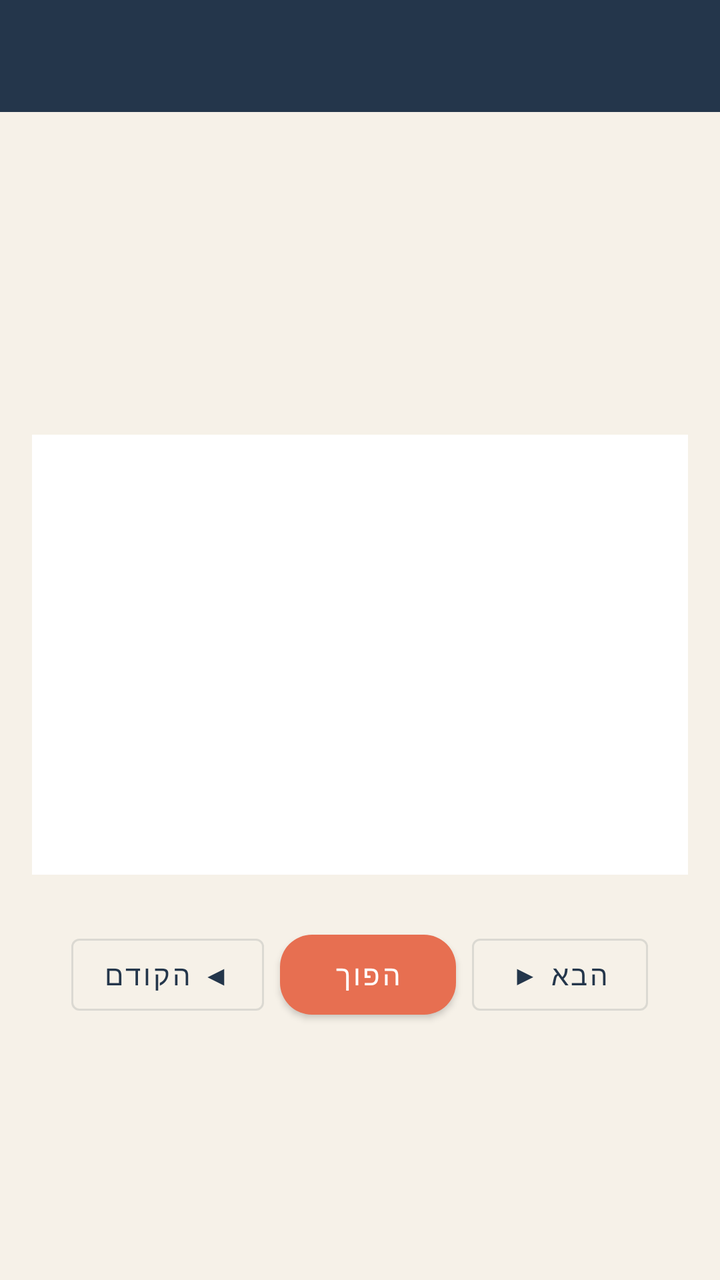
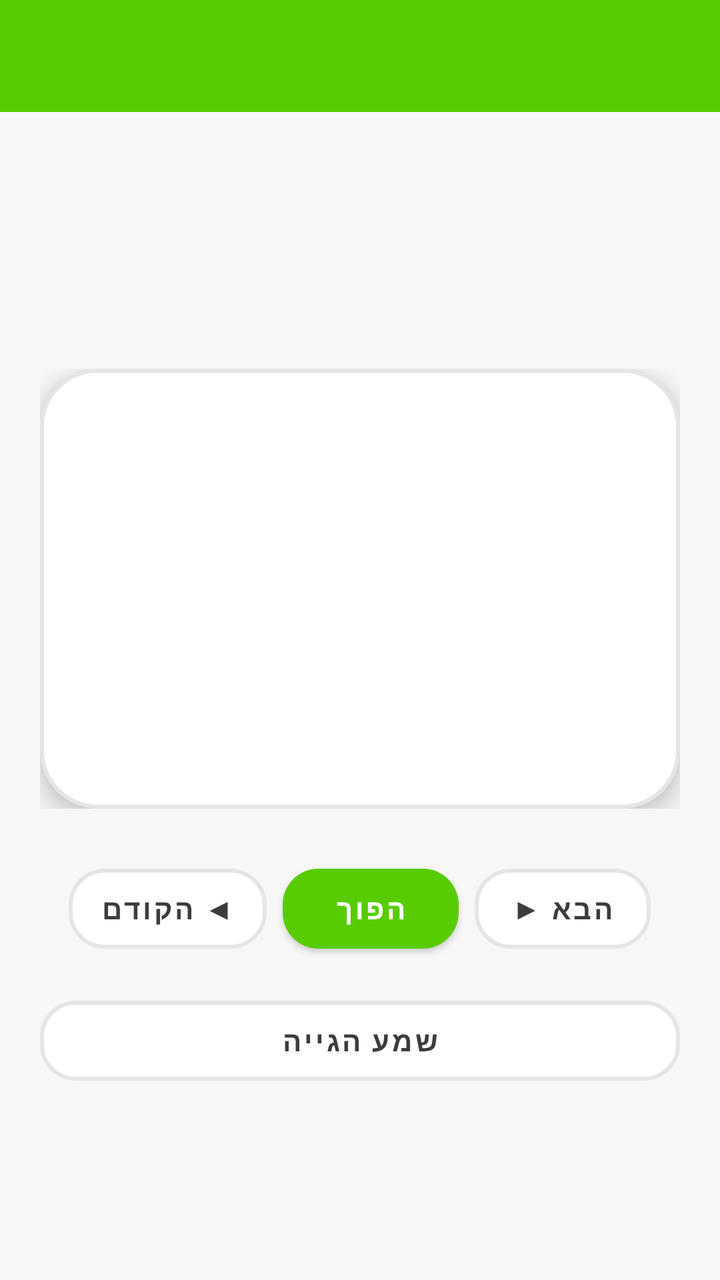

Screens rendered from an Android XML layout before and after an edit, with the pre-edit source and the edit as a unified diff.
<!-- AndroidManifest.xml: application theme Theme.NihongoBeginner -->
<!-- res/layout/activity_flashcard.xml -->
<?xml version="1.0" encoding="utf-8"?>
<LinearLayout xmlns:android="http://schemas.android.com/apk/res/android"
    xmlns:app="http://schemas.android.com/apk/res-auto"
    xmlns:tools="http://schemas.android.com/tools"
    android:layout_width="match_parent"
    android:layout_height="match_parent"
    android:background="@color/surface"
    android:orientation="vertical">

    <com.google.android.material.appbar.MaterialToolbar
        android:id="@+id/toolbar"
        android:layout_width="match_parent"
        android:layout_height="?actionBarSize"
        android:background="@color/colorPrimary"
        app:titleTextColor="@android:color/white" />

    <LinearLayout
        android:layout_width="match_parent"
        android:layout_height="0dp"
        android:layout_weight="1"
        android:gravity="center"
        android:orientation="vertical"
        android:padding="16dp">

        <TextView
            android:id="@+id/tvCardCounter"
            android:layout_width="match_parent"
            android:layout_height="wrap_content"
            android:gravity="center"
            android:layout_marginBottom="16dp"
            android:textSize="14sp" />

        <FrameLayout
            android:layout_width="match_parent"
            android:layout_height="220dp">

            <LinearLayout
                android:id="@+id/cardFront"
                android:layout_width="match_parent"
                android:layout_height="match_parent"
                android:background="#FFFFFF"
                android:elevation="8dp"
                android:gravity="center"
                android:orientation="vertical"
                android:padding="24dp">

                <TextView
                    android:id="@+id/tvFrontJapanese"
                    android:layout_width="match_parent"
                    android:layout_height="wrap_content"
                    android:gravity="center"
                    android:textSize="32sp"
                    android:textStyle="bold" />

                <TextView
                    android:id="@+id/tvFrontRomaji"
                    android:layout_width="match_parent"
                    android:layout_height="wrap_content"
                    android:gravity="center"
                    android:layout_marginTop="8dp"
                    android:textColor="@android:color/darker_gray"
                    android:textSize="18sp" />

                <TextView
                    android:id="@+id/tvHintTap"
                    android:layout_width="match_parent"
                    android:layout_height="wrap_content"
                    android:gravity="center"
                    android:layout_marginTop="16dp"
                    android:textColor="@android:color/darker_gray"
                    android:textSize="12sp" />

            </LinearLayout>

            <LinearLayout
                android:id="@+id/cardBack"
                android:layout_width="match_parent"
                android:layout_height="match_parent"
                android:background="@color/colorPrimary"
                android:elevation="8dp"
                android:gravity="center"
                android:orientation="vertical"
                android:padding="24dp"
                android:visibility="gone">

                <TextView
                    android:id="@+id/tvBackHebrew"
                    android:layout_width="match_parent"
                    android:layout_height="wrap_content"
                    android:gravity="center"
                    android:textColor="@android:color/white"
                    android:textSize="28sp"
                    android:textStyle="bold" />

                <TextView
                    android:id="@+id/tvBackJapanese"
                    android:layout_width="match_parent"
                    android:layout_height="wrap_content"
                    android:gravity="center"
                    android:layout_marginTop="8dp"
                    android:textColor="@android:color/white"
                    android:textSize="18sp" />

                <TextView
                    android:id="@+id/tvBackRomaji"
                    android:layout_width="match_parent"
                    android:layout_height="wrap_content"
                    android:gravity="center"
                    android:textColor="@android:color/white"
                    android:textSize="14sp" />

                <TextView
                    android:id="@+id/tvBackEmoji"
                    android:layout_width="match_parent"
                    android:layout_height="wrap_content"
                    android:gravity="center"
                    android:layout_marginTop="8dp"
                    android:textSize="32sp" />

            </LinearLayout>

        </FrameLayout>

        <LinearLayout
            android:layout_width="wrap_content"
            android:layout_height="wrap_content"
            android:gravity="center"
            android:layout_marginTop="24dp"
            android:orientation="horizontal">

            <Button
                android:id="@+id/btnPrev"
                style="@style/Widget.MaterialComponents.Button.OutlinedButton"
                android:layout_width="wrap_content"
                android:layout_height="wrap_content"
                android:layout_marginEnd="8dp"
                android:text="◀ הקודם" />

            <Button
                android:id="@+id/btnFlip"
                android:layout_width="wrap_content"
                android:layout_height="wrap_content"
                android:layout_marginEnd="8dp"
                android:text="הפוך" />

            <Button
                android:id="@+id/btnNext"
                style="@style/Widget.MaterialComponents.Button.OutlinedButton"
                android:layout_width="wrap_content"
                android:layout_height="wrap_content"
                android:text="הבא ▶" />

        </LinearLayout>

    </LinearLayout>

</LinearLayout>
<!-- resources referenced by this layout -->
<resources>
  <color name="colorPrimary">#24364B</color>
  <color name="surface">#F6F1E8</color>
  <style name="Theme.NihongoBeginner" parent="Theme.MaterialComponents.DayNight.DarkActionBar">
          <item name="colorPrimary">@color/colorPrimary</item>
          <item name="colorPrimaryVariant">@color/colorPrimaryVariant</item>
          <item name="colorOnPrimary">@color/colorOnPrimary</item>
          <item name="colorSecondary">@color/colorSecondary</item>
          <item name="colorOnSecondary">@color/colorOnSecondary</item>
          <item name="android:colorBackground">@color/background</item>
          <item name="colorSurface">@color/surface</item>
          <item name="colorOnSurface">@color/onSurface</item>
          <item name="materialButtonStyle">@style/App.Button</item>
          <item name="windowActionBar">false</item>
          <item name="windowNoTitle">true</item>
          <item name="android:windowSoftInputMode">adjustResize</item>
      </style>
  <color name="colorPrimaryVariant">#304B64</color>
  <color name="colorOnPrimary">#FFFFFF</color>
  <color name="colorSecondary">#E76F51</color>
  <color name="colorOnSecondary">#FFFFFF</color>
  <color name="background">#F6F1E8</color>
  <color name="onSurface">#1F2933</color>
  <style name="App.Button" parent="Widget.MaterialComponents.Button">
          <item name="cornerRadius">16dp</item>
          <item name="android:minHeight">52dp</item>
          <item name="android:textAllCaps">false</item>
          <item name="backgroundTint">@color/colorSecondary</item>
      </style>
</resources>

<!-- the commit's change to res/layout/activity_flashcard.xml (unified diff, before → after) -->
@@ -20,7 +20,7 @@
         android:layout_weight="1"
         android:gravity="center"
         android:orientation="vertical"
-        android:padding="16dp">
+        android:padding="20dp">
 
         <TextView
             android:id="@+id/tvCardCounter"
@@ -28,6 +28,7 @@
             android:layout_height="wrap_content"
             android:gravity="center"
             android:layout_marginBottom="16dp"
+            android:textColor="@color/onSurfaceMuted"
             android:textSize="14sp" />
 
         <FrameLayout
@@ -38,7 +39,7 @@
                 android:id="@+id/cardFront"
                 android:layout_width="match_parent"
                 android:layout_height="match_parent"
-                android:background="#FFFFFF"
+                android:background="@drawable/bg_flashcard_front"
                 android:elevation="8dp"
                 android:gravity="center"
                 android:orientation="vertical"
@@ -49,6 +50,7 @@
                     android:layout_width="match_parent"
                     android:layout_height="wrap_content"
                     android:gravity="center"
+                    android:textColor="@color/onSurface"
                     android:textSize="32sp"
                     android:textStyle="bold" />
 
@@ -58,7 +60,7 @@
                     android:layout_height="wrap_content"
                     android:gravity="center"
                     android:layout_marginTop="8dp"
-                    android:textColor="@android:color/darker_gray"
+                    android:textColor="@color/onSurfaceMuted"
                     android:textSize="18sp" />
 
                 <TextView
@@ -67,7 +69,7 @@
                     android:layout_height="wrap_content"
                     android:gravity="center"
                     android:layout_marginTop="16dp"
-                    android:textColor="@android:color/darker_gray"
+                    android:textColor="@color/colorPrimaryDark"
                     android:textSize="12sp" />
 
             </LinearLayout>
@@ -76,7 +78,7 @@
                 android:id="@+id/cardBack"
                 android:layout_width="match_parent"
                 android:layout_height="match_parent"
-                android:background="@color/colorPrimary"
+                android:background="@drawable/bg_flashcard_back"
                 android:elevation="8dp"
                 android:gravity="center"
                 android:orientation="vertical"
@@ -130,7 +132,7 @@
 
             <Button
                 android:id="@+id/btnPrev"
-                style="@style/Widget.MaterialComponents.Button.OutlinedButton"
+                style="@style/App.Button.Outlined"
                 android:layout_width="wrap_content"
                 android:layout_height="wrap_content"
                 android:layout_marginEnd="8dp"
@@ -138,6 +140,7 @@
 
             <Button
                 android:id="@+id/btnFlip"
+                style="@style/App.Button"
                 android:layout_width="wrap_content"
                 android:layout_height="wrap_content"
                 android:layout_marginEnd="8dp"
@@ -145,13 +148,21 @@
 
             <Button
                 android:id="@+id/btnNext"
-                style="@style/Widget.MaterialComponents.Button.OutlinedButton"
+                style="@style/App.Button.Outlined"
                 android:layout_width="wrap_content"
                 android:layout_height="wrap_content"
                 android:text="הבא ▶" />
 
         </LinearLayout>
 
+        <Button
+            android:id="@+id/btnSpeakCard"
+            style="@style/App.Button.Outlined"
+            android:layout_width="match_parent"
+            android:layout_height="wrap_content"
+            android:layout_marginTop="14dp"
+            android:text="שמע הגייה" />
+
     </LinearLayout>
 
 </LinearLayout>
<!-- resource entries referenced after the edit -->
@@ -1,7 +1,23 @@
 <!-- resources referenced by this layout -->
 <resources>
-  <color name="colorPrimary">#24364B</color>
-  <color name="surface">#F6F1E8</color>
+  <color name="colorPrimary">#58CC02</color>
+  <color name="colorPrimaryDark">#46A302</color>
+  <color name="surface">#F7F7F7</color>
+  <!-- drawable bg_flashcard_back (drawable) -->
+  <?xml version="1.0" encoding="utf-8"?>
+  <shape xmlns:android="http://schemas.android.com/apk/res/android">
+      <solid android:color="@color/colorSecondary" />
+      <corners android:radius="28dp" />
+  </shape>
+  <!-- drawable bg_flashcard_front (drawable) -->
+  <?xml version="1.0" encoding="utf-8"?>
+  <shape xmlns:android="http://schemas.android.com/apk/res/android">
+      <solid android:color="@color/white" />
+      <stroke
+          android:width="2dp"
+          android:color="@color/dividerSoft" />
+      <corners android:radius="28dp" />
+  </shape>
   <style name="Theme.NihongoBeginner" parent="Theme.MaterialComponents.DayNight.DarkActionBar">
           <item name="colorPrimary">@color/colorPrimary</item>
           <item name="colorPrimaryVariant">@color/colorPrimaryVariant</item>
@@ -16,17 +32,32 @@
           <item name="windowNoTitle">true</item>
           <item name="android:windowSoftInputMode">adjustResize</item>
       </style>
-  <color name="colorPrimaryVariant">#304B64</color>
+  <color name="colorPrimaryVariant">#89E219</color>
   <color name="colorOnPrimary">#FFFFFF</color>
-  <color name="colorSecondary">#E76F51</color>
+  <color name="colorSecondary">#1CB0F6</color>
+  <color name="white">#FFFFFF</color>
+  <color name="dividerSoft">#E5E5E5</color>
   <color name="colorOnSecondary">#FFFFFF</color>
-  <color name="background">#F6F1E8</color>
-  <color name="onSurface">#1F2933</color>
+  <color name="background">#F7F7F7</color>
+  <color name="onSurface">#3C3C3C</color>
+  <color name="onSurfaceMuted">#777777</color>
   <style name="App.Button" parent="Widget.MaterialComponents.Button">
-          <item name="cornerRadius">16dp</item>
+          <item name="cornerRadius">18dp</item>
           <item name="android:minHeight">52dp</item>
           <item name="android:textAllCaps">false</item>
-          <item name="backgroundTint">@color/colorSecondary</item>
+          <item name="android:textStyle">bold</item>
+          <item name="backgroundTint">@color/colorPrimary</item>
+          <item name="android:textColor">@color/white</item>
+      </style>
+  <style name="App.Button.Outlined" parent="Widget.MaterialComponents.Button.OutlinedButton">
+          <item name="cornerRadius">18dp</item>
+          <item name="android:minHeight">52dp</item>
+          <item name="android:textAllCaps">false</item>
+          <item name="android:textStyle">bold</item>
+          <item name="strokeColor">@color/dividerSoft</item>
+          <item name="strokeWidth">2dp</item>
+          <item name="backgroundTint">@color/white</item>
+          <item name="android:textColor">@color/onSurface</item>
       </style>
 </resources>
 
